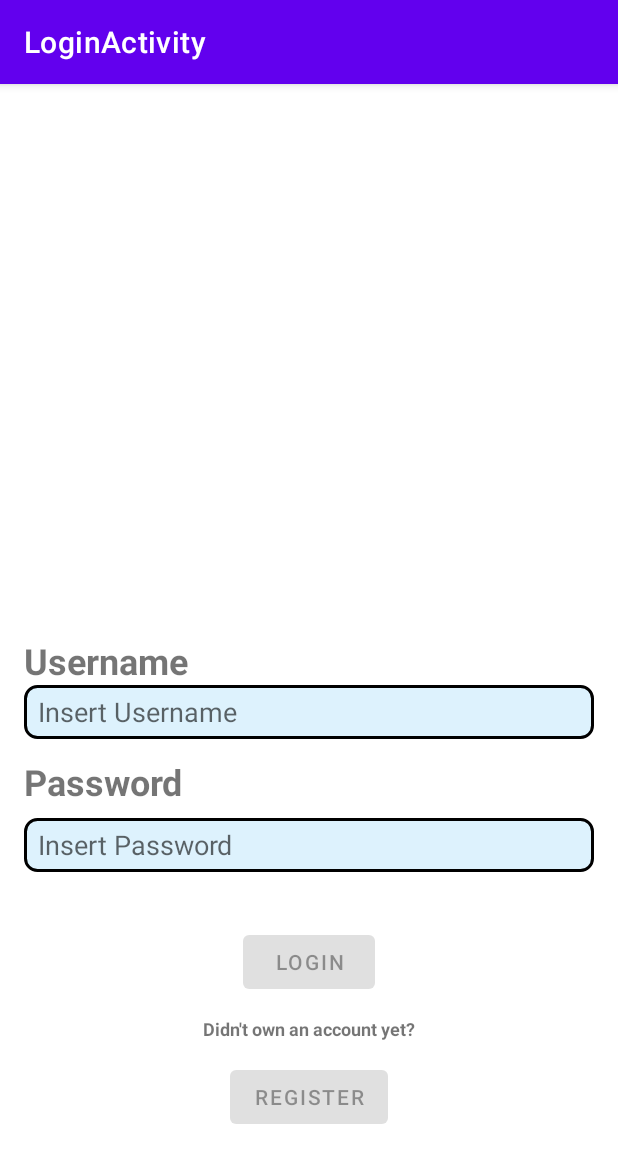
After one commit to CarvalCapstoneTeam/MD-Carval, an Android app: the LoginActivity screen opened directly, with no data from a screen before it, on a phone screen of 412 x 824 dp. The commit adds this screen. Shown: the top 1163 px of the screen. Run offline under Robolectric (Android 15) with nearby library versions, the light colour scheme and no system bars.

Commit message:
Login page progress

```diff
--- a/app/build.gradle.kts
+++ b/app/build.gradle.kts
@@ -50,6 +50,7 @@ dependencies {
     implementation("androidx.navigation:navigation-fragment-ktx:2.7.5")
     implementation("androidx.navigation:navigation-ui-ktx:2.7.5")
     implementation("androidx.preference:preference-ktx:1.2.1")
+    implementation("androidx.annotation:annotation:1.7.0")
     testImplementation("junit:junit:4.13.2")
     androidTestImplementation("androidx.test.ext:junit:1.1.5")
     androidTestImplementation("androidx.test.espresso:espresso-core:3.5.1")
--- a/app/src/main/AndroidManifest.xml
+++ b/app/src/main/AndroidManifest.xml
@@ -1,6 +1,6 @@
 <?xml version="1.0" encoding="utf-8"?>
 <manifest xmlns:android="http://schemas.android.com/apk/res/android"
-    xmlns:tools="http://schemas.android.com/tools">
+    xmlns:tools="http://schemas.android.com/tools" >
 
     <application
         android:allowBackup="true"
@@ -11,7 +11,11 @@
         android:roundIcon="@mipmap/ic_launcher_round"
         android:supportsRtl="true"
         android:theme="@style/Theme.CarValAppAndroid"
-        tools:targetApi="31">
+        tools:targetApi="31" >
+        <activity
+            android:name=".ui.login.LoginActivity"
+            android:exported="false"
+            android:label="@string/title_activity_login" />
         <activity
             android:name=".ui.onboarding.BoardingActivity"
             android:exported="true" >
@@ -28,7 +32,7 @@
         <activity
             android:name=".MainActivity"
             android:exported="false"
-            android:label="@string/app_name">
+            android:label="@string/app_name" >
         </activity>
     </application>
 
--- /dev/null
+++ b/app/src/main/java/com/dicoding/carvalappandroid/ui/login/LoginActivity.kt
@@ -0,0 +1,119 @@
+package com.dicoding.carvalappandroid.ui.login
+
+import android.os.Bundle
+import androidx.appcompat.app.AppCompatActivity
+import com.dicoding.carvalappandroid.databinding.ActivityLoginBinding
+
+
+class LoginActivity : AppCompatActivity() {
+    private lateinit var loginViewModel: LoginViewModel
+private lateinit var binding: ActivityLoginBinding
+
+    override fun onCreate(savedInstanceState: Bundle?) {
+        super.onCreate(savedInstanceState)
+
+     binding = ActivityLoginBinding.inflate(layoutInflater)
+     setContentView(binding.root)
+
+//        val username = binding.username
+//        val password = binding.password
+//        val login = binding.login
+//        val loading = binding.loading
+//
+//        loginViewModel = ViewModelProvider(this, LoginViewModelFactory())
+//            .get(LoginViewModel::class.java)
+//
+//        loginViewModel.loginFormState.observe(this@LoginActivity, Observer {
+//            val loginState = it ?: return@Observer
+//
+//            // disable login button unless both username / password is valid
+//            login.isEnabled = loginState.isDataValid
+//
+//            if (loginState.usernameError != null) {
+//                username.error = getString(loginState.usernameError)
+//            }
+//            if (loginState.passwordError != null) {
+//               password.error = getString(loginState.passwordError)
+//            }
+//        })
+//
+//        loginViewModel.loginResult.observe(this@LoginActivity, Observer {
+//            val loginResult = it ?: return@Observer
+//
+//            loading.visibility = View.GONE
+//            if (loginResult.error != null) {
+//                showLoginFailed(loginResult.error)
+//            }
+//            if (loginResult.success != null) {
+//                updateUiWithUser(loginResult.success)
+//            }
+//            setResult(Activity.RESULT_OK)
+//
+//            //Complete and destroy login activity once successful
+//            finish()
+//        })
+//
+//        username.afterTextChanged {
+//            loginViewModel.loginDataChanged(
+//                username.text.toString(),
+//                password.text.toString()
+//            )
+//        }
+//
+//        password.apply {
+//            afterTextChanged {
+//                loginViewModel.loginDataChanged(
+//                    username.text.toString(),
+//                    password.text.toString()
+//                )
+//            }
+//
+//            setOnEditorActionListener { _, actionId, _ ->
+//                when (actionId) {
+//                    EditorInfo.IME_ACTION_DONE ->
+//                        loginViewModel.login(
+//                            username.text.toString(),
+//                            password.text.toString()
+//                        )
+//                }
+//                false
+//            }
+//
+//            login.setOnClickListener {
+//                loading.visibility = View.VISIBLE
+//                loginViewModel.login(username.text.toString(), password.text.toString())
+//            }
+//        }
+//    }
+//
+//    private fun updateUiWithUser(model: LoggedInUserView) {
+//        val welcome = getString(R.string.welcome)
+//        val displayName = model.displayName
+//        // TODO : initiate successful logged in experience
+//        Toast.makeText(
+//            applicationContext,
+//            "$welcome $displayName",
+//            Toast.LENGTH_LONG
+//        ).show()
+//    }
+//
+//    private fun showLoginFailed(@StringRes errorString: Int) {
+//        Toast.makeText(applicationContext, errorString, Toast.LENGTH_SHORT).show()
+//    }
+//}
+//
+///**
+// * Extension function to simplify setting an afterTextChanged action to EditText components.
+// */
+//fun EditText.afterTextChanged(afterTextChanged: (String) -> Unit) {
+//    this.addTextChangedListener(object : TextWatcher {
+//        override fun afterTextChanged(editable: Editable?) {
+//            afterTextChanged.invoke(editable.toString())
+//        }
+//
+//        override fun beforeTextChanged(s: CharSequence, start: Int, count: Int, after: Int) {}
+//
+//        override fun onTextChanged(s: CharSequence, start: Int, before: Int, count: Int) {}
+//    })
+}
+}
--- /dev/null
+++ b/app/src/main/java/com/dicoding/carvalappandroid/ui/login/LoginViewModel.kt
@@ -0,0 +1,12 @@
+package com.dicoding.carvalappandroid.ui.login
+
+import androidx.lifecycle.LiveData
+import androidx.lifecycle.MutableLiveData
+import androidx.lifecycle.ViewModel
+import android.util.Patterns
+
+
+class LoginViewModel() : ViewModel() {
+
+
+}
--- /dev/null
+++ b/app/src/main/res/drawable/border_radius.xml
@@ -0,0 +1,9 @@
+<?xml version="1.0" encoding="utf-8"?>
+<shape xmlns:android="http://schemas.android.com/apk/res/android">
+    <solid android:color="#DDF2FD" /> <!-- Background color -->
+    <corners android:radius="8dp" /> <!-- Adjust the corner radius as needed -->
+    <stroke
+        android:color="@color/black"
+        android:width="2dp"
+        />
+</shape>
--- /dev/null
+++ b/app/src/main/res/layout/activity_login.xml
@@ -0,0 +1,125 @@
+<?xml version="1.0" encoding="utf-8"?>
+<androidx.constraintlayout.widget.ConstraintLayout
+    xmlns:android="http://schemas.android.com/apk/res/android"
+    xmlns:app="http://schemas.android.com/apk/res-auto"
+    xmlns:tools="http://schemas.android.com/tools"
+    android:id="@+id/container"
+    android:layout_width="match_parent"
+    android:layout_height="match_parent"
+    android:paddingBottom="@dimen/activity_vertical_margin"
+    android:paddingLeft="@dimen/activity_horizontal_margin"
+    android:paddingRight="@dimen/activity_horizontal_margin"
+    android:paddingTop="@dimen/activity_vertical_margin"
+    tools:context=".ui.login.LoginActivity">
+
+
+    <TextView
+        android:id="@+id/et_Username"
+        android:layout_width="match_parent"
+        android:layout_height="wrap_content"
+        app:layout_constraintStart_toStartOf="parent"
+        app:layout_constraintEnd_toEndOf="parent"
+        app:layout_constraintTop_toTopOf="parent"
+        android:text="Username"
+        android:textSize="24sp"
+        android:textStyle="bold"
+        app:layout_constraintBottom_toBottomOf="parent"/>
+
+    <EditText
+        android:id="@+id/username"
+        android:layout_width="0dp"
+        android:layout_height="36dp"
+        android:hint="  Insert Username"
+        android:inputType="textEmailAddress"
+        android:selectAllOnFocus="true"
+        app:layout_constraintEnd_toEndOf="parent"
+        app:layout_constraintStart_toStartOf="parent"
+        app:layout_constraintTop_toBottomOf="@id/et_Username"
+        android:background="@drawable/border_radius"
+         />
+
+    <TextView
+        android:id="@+id/et_Password"
+        android:layout_width="match_parent"
+        android:layout_height="wrap_content"
+        app:layout_constraintStart_toStartOf="parent"
+        app:layout_constraintEnd_toEndOf="parent"
+        android:layout_marginTop="12dp"
+        android:text="Password"
+        android:textSize="24sp"
+        android:textStyle="bold"
+        app:layout_constraintTop_toBottomOf="@id/username"/>
+
+    <EditText
+        android:id="@+id/password"
+        android:layout_width="0dp"
+        android:layout_height="36dp"
+        android:layout_marginTop="8dp"
+        android:hint="  Insert Password"
+        android:imeActionLabel="@string/action_sign_in_short"
+        android:imeOptions="actionDone"
+        android:inputType="textPassword"
+        android:selectAllOnFocus="true"
+        app:layout_constraintEnd_toEndOf="parent"
+        app:layout_constraintStart_toStartOf="parent"
+        app:layout_constraintTop_toBottomOf="@+id/et_Password"
+        android:background="@drawable/border_radius"/>
+
+    <Button
+        android:id="@+id/login"
+        android:enabled="false"
+        android:layout_width="wrap_content"
+        android:layout_height="wrap_content"
+        android:layout_gravity="start"
+        android:layout_marginTop="16dp"
+        android:layout_marginBottom="64dp"
+        android:text="Login"
+        app:layout_constraintBottom_toBottomOf="parent"
+        app:layout_constraintEnd_toEndOf="parent"
+        app:layout_constraintStart_toStartOf="parent"
+        app:layout_constraintTop_toBottomOf="@+id/password"
+        app:layout_constraintVertical_bias="0.2" />
+
+    <TextView
+        android:id="@+id/et_Reminder"
+        android:layout_width="match_parent"
+        android:layout_height="wrap_content"
+        app:layout_constraintStart_toStartOf="parent"
+        app:layout_constraintEnd_toEndOf="parent"
+        android:layout_marginTop="12dp"
+        android:text="Didn't own an account yet?"
+        android:textSize="12dp"
+        android:textStyle="bold"
+        app:layout_constraintTop_toBottomOf="@id/login"
+        android:gravity="center"/>
+
+    <Button
+        android:id="@+id/register"
+        android:enabled="false"
+        android:layout_width="wrap_content"
+        android:layout_height="wrap_content"
+        android:layout_gravity="start"
+        android:layout_marginTop="16dp"
+        android:layout_marginBottom="64dp"
+        android:text="Register"
+        app:layout_constraintBottom_toBottomOf="parent"
+        app:layout_constraintEnd_toEndOf="parent"
+        app:layout_constraintStart_toStartOf="parent"
+        app:layout_constraintTop_toBottomOf="@+id/et_Reminder"
+        app:layout_constraintVertical_bias="0.2" />
+
+    <ProgressBar
+        android:id="@+id/loading"
+        android:visibility="gone"
+        android:layout_width="wrap_content"
+        android:layout_height="wrap_content"
+        android:layout_gravity="center"
+        android:layout_marginTop="64dp"
+        android:layout_marginBottom="64dp"
+        app:layout_constraintBottom_toBottomOf="parent"
+        app:layout_constraintEnd_toEndOf="@+id/password"
+        app:layout_constraintStart_toStartOf="@+id/password"
+        app:layout_constraintTop_toTopOf="parent"
+        app:layout_constraintVertical_bias="0.3" />
+
+</androidx.constraintlayout.widget.ConstraintLayout>
--- /dev/null
+++ b/app/src/main/res/values-land/dimens.xml
@@ -0,0 +1,3 @@
+<resources>
+ <dimen name="activity_horizontal_margin">48dp</dimen>
+</resources>
--- /dev/null
+++ b/app/src/main/res/values-w1240dp/dimens.xml
@@ -0,0 +1,3 @@
+<resources>
+ <dimen name="activity_horizontal_margin">200dp</dimen>
+</resources>
--- /dev/null
+++ b/app/src/main/res/values-w600dp/dimens.xml
@@ -0,0 +1,3 @@
+<resources>
+ <dimen name="activity_horizontal_margin">48dp</dimen>
+</resources>
--- a/app/src/main/res/values/strings.xml
+++ b/app/src/main/res/values/strings.xml
@@ -18,4 +18,13 @@
     <string name="dark_mode_auto">Automatic</string>
     <string name="dark_mode_on">Dark mode</string>
     <string name="dark_mode_off">Light mode</string>
+    <string name="title_activity_login">LoginActivity</string>
+    <string name="prompt_email">Email</string>
+    <string name="prompt_password">Password</string>
+    <string name="action_sign_in">Sign in or register</string>
+    <string name="action_sign_in_short">Sign in</string>
+    <string name="welcome">"Welcome !"</string>
+    <string name="invalid_username">Not a valid username</string>
+    <string name="invalid_password">Password must be >5 characters</string>
+    <string name="login_failed">"Login failed"</string>
 </resources>
```
